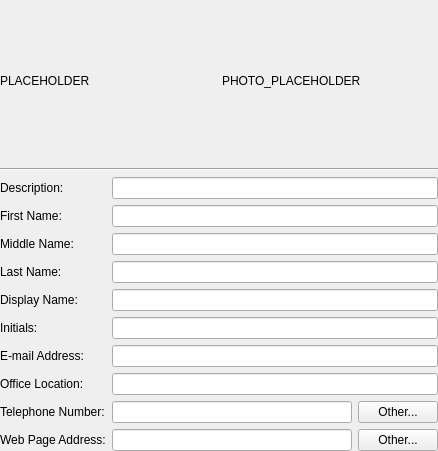
The window that src/admc/ui/widget/tab/general_user.ui (altlinux/admc) describes before a commit, drawn with Qt 5.
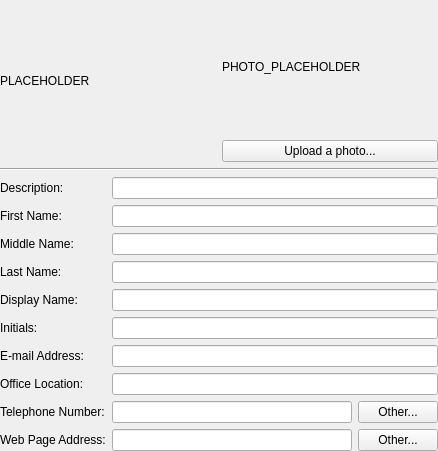
The same window after the commit.

Commit message:
feat(ui): implement user photo editing
* src/admc/ui/widget/tab/general_user.cpp (GeneralUserTab::GeneralUserTab):
Hide "Upload a photo..." button when the tab is in read-only mode; show the
button and connect a handler to the button click in the editing mode.
* src/admc/ui/widget/tab/general_user.h: Update.
* src/admc/ui/attribute_edit/photo_edit.cpp (PhotoEdit::set_photo): New method.
(PhotoEdit::apply): Implement.
* src/admc/ui/attribute_edit/photo_edit.h: Update.
* src/admc/ui/widget/tab/general_user.ui: Add "Upload a photo..." button.
* src/admc/admc_ru.ts: Update translations.

What changed in the file:
```diff
--- a/src/admc/ui/widget/tab/general_user.ui
+++ b/src/admc/ui/widget/tab/general_user.ui
@@ -54,11 +54,26 @@
       </widget>
      </item>
      <item>
+      <layout class="QVBoxLayout" name="verticalLayout">
+       <item>
       <widget class="QLabel" name="photo_edit">
        <property name="text">
         <string>PHOTO_PLACEHOLDER</string>
        </property>
       </widget>
+       </item>
+       <item>
+        <layout class="QHBoxLayout">
+          <item>
+           <widget class="QPushButton" name="change_photo_button">
+            <property name="text">
+             <string>Upload a photo...</string>
+            </property>
+           </widget>
+          </item>
+        </layout>
+       </item>
+      </layout>
      </item>
     </layout>
    </item>
```
Lines whose indentation alone changed are shown as unchanged. The commit also changes 5 other files.
